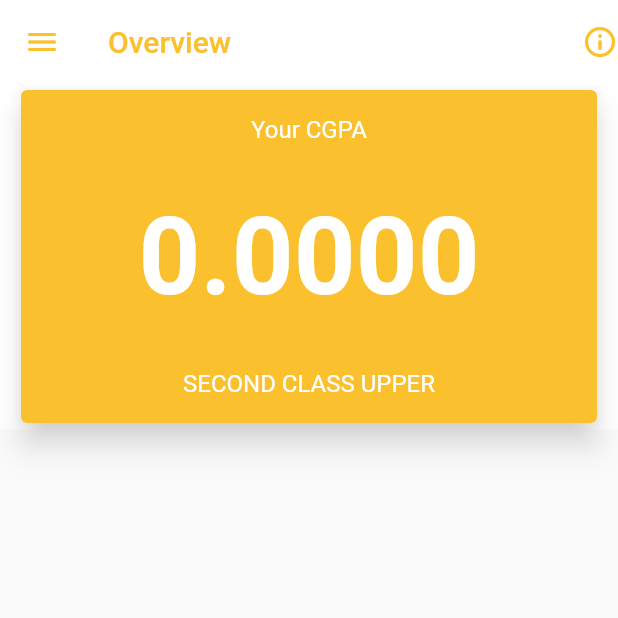
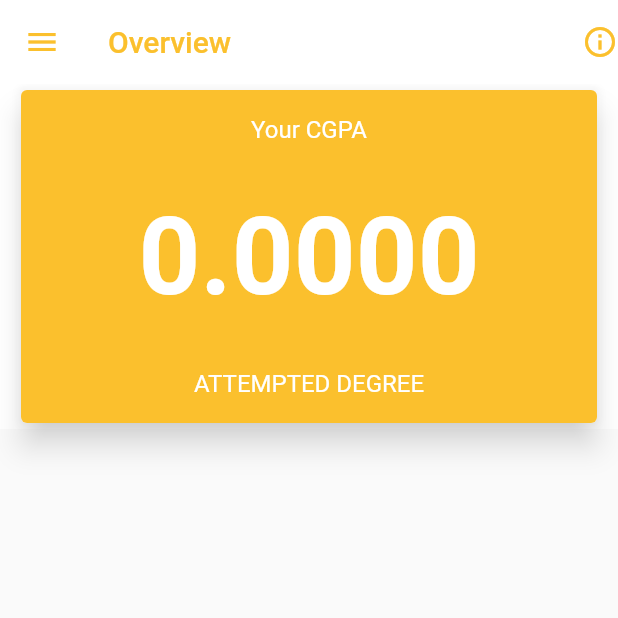
Before and after one commit to ANU-TEAM/anu-cgpa-moible-ui, a Flutter app: the screen it shows after launch, on a phone screen of 412 x 824 dp, the top half of it. Run offline on Flutter 3.47's test engine with Material 2 defaults, Android fonts, the phone set to English and light mode, and no system bars; our stand-ins replace flutter_slidable, flutter_svg, moor; generated files the repository leaves out were written again.

Commit message:
Display classes based on cgpa value. #11

```diff
--- a/lib/widgets/SemesterCgpaCard.dart
+++ b/lib/widgets/SemesterCgpaCard.dart
@@ -39,7 +39,7 @@ class SemesterCgpaCard extends StatelessWidget {
                 ),
               ),
               Text(
-                "SECOND CLASS UPPER",
+                _calculateCgpaClass(this.semestercgpa),
                 style: TextStyle(
                   color: Colors.white,
                   fontSize: 16,
@@ -52,4 +52,22 @@ class SemesterCgpaCard extends StatelessWidget {
       ),
     );
   }
+
+  String _calculateCgpaClass(double cgpa) {
+    if (cgpa >= 3.60 && cgpa <= 4.00) {
+      return "FIRST CLASS";
+    } else if (cgpa >= 3.20 && cgpa <= 3.59) {
+      return "SECOND CLASS UPPER";
+    } else if (cgpa >= 2.80 && cgpa <= 3.19) {
+      return "SECOND CLASS LOWER";
+    } else if (cgpa >= 2.40 && cgpa <= 2.79) {
+      return "THIRD CLASS";
+    } else if (cgpa >= 2.00 && cgpa <= 2.39) {
+      return "PASS";
+    } else if (cgpa >= 1.00 && cgpa < 2.00) {
+      return "FAIL";
+    } else {
+      return "ATTEMPTED DEGREE";
+    }
+  }
 }
```
